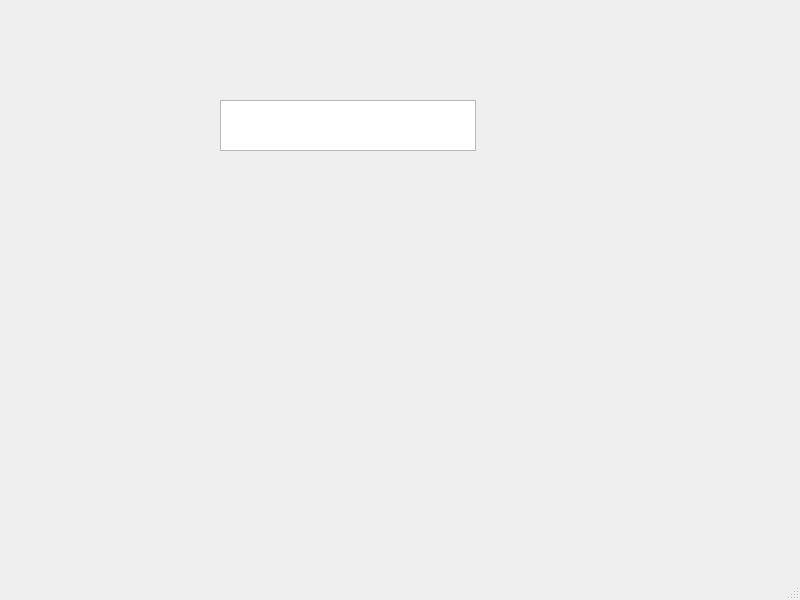
This is game.ui in 104games/Qt-Briscola as Qt 5 draws it before an edit. The edited form follows.
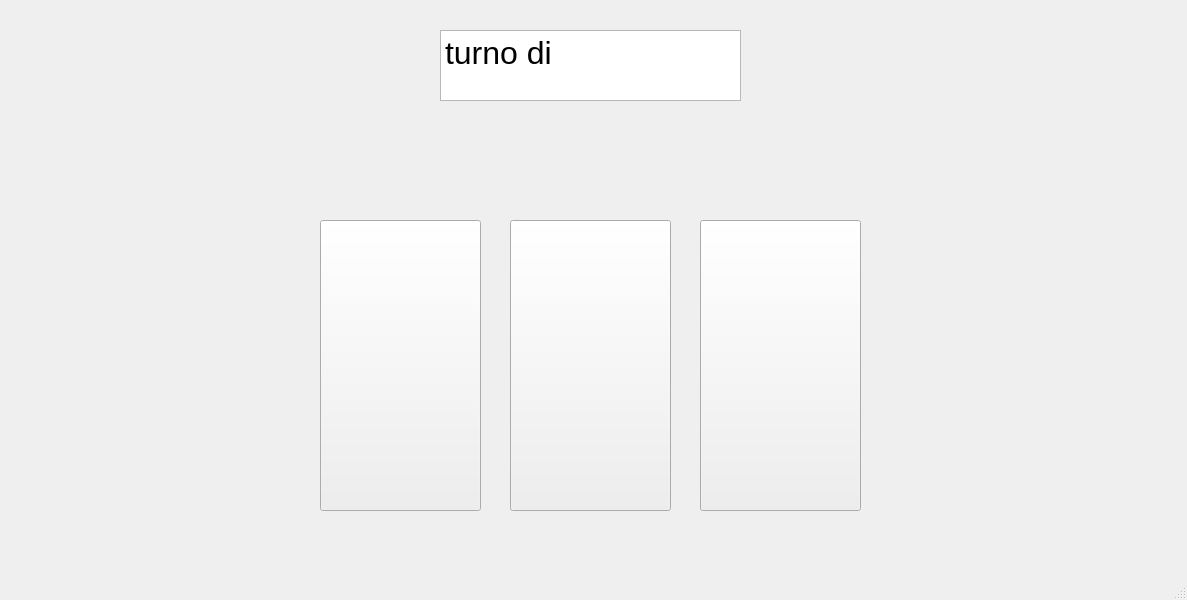
This is the edited form.

What changed in the file:
```diff
--- a/game.ui
+++ b/game.ui
@@ -6,7 +6,7 @@
    <rect>
     <x>0</x>
     <y>0</y>
-    <width>800</width>
+    <width>1187</width>
     <height>600</height>
    </rect>
   </property>
@@ -17,11 +17,65 @@
    <widget class="QTextBrowser" name="textBrowser">
     <property name="geometry">
      <rect>
-      <x>220</x>
-      <y>100</y>
-      <width>256</width>
-      <height>51</height>
+      <x>440</x>
+      <y>30</y>
+      <width>301</width>
+      <height>71</height>
      </rect>
+    </property>
+    <property name="font">
+     <font>
+      <pointsize>24</pointsize>
+     </font>
+    </property>
+    <property name="html">
+     <string>&lt;!DOCTYPE HTML PUBLIC &quot;-//W3C//DTD HTML 4.0//EN&quot; &quot;http://www.w3.org/TR/REC-html40/strict.dtd&quot;&gt;
+&lt;html&gt;&lt;head&gt;&lt;meta name=&quot;qrichtext&quot; content=&quot;1&quot; /&gt;&lt;meta charset=&quot;utf-8&quot; /&gt;&lt;style type=&quot;text/css&quot;&gt;
+p, li { white-space: pre-wrap; }
+hr { height: 1px; border-width: 0; }
+li.unchecked::marker { content: &quot;\2610&quot;; }
+li.checked::marker { content: &quot;\2612&quot;; }
+&lt;/style&gt;&lt;/head&gt;&lt;body style=&quot; font-family:'Segoe UI'; font-size:24pt; font-weight:400; font-style:normal;&quot;&gt;
+&lt;p style=&quot; margin-top:0px; margin-bottom:0px; margin-left:0px; margin-right:0px; -qt-block-indent:0; text-indent:0px;&quot;&gt;turno di&lt;/p&gt;&lt;/body&gt;&lt;/html&gt;</string>
+    </property>
+   </widget>
+   <widget class="QPushButton" name="carta1">
+    <property name="geometry">
+     <rect>
+      <x>320</x>
+      <y>220</y>
+      <width>161</width>
+      <height>291</height>
+     </rect>
+    </property>
+    <property name="text">
+     <string/>
+    </property>
+   </widget>
+   <widget class="QPushButton" name="carta2">
+    <property name="geometry">
+     <rect>
+      <x>510</x>
+      <y>220</y>
+      <width>161</width>
+      <height>291</height>
+     </rect>
+    </property>
+    <property name="text">
+     <string/>
+    </property>
+   </widget>
+   <widget class="QPushButton" name="carta3">
+    <property name="geometry">
+     <rect>
+      <x>700</x>
+      <y>220</y>
+      <width>161</width>
+      <height>291</height>
+     </rect>
+    </property>
+    <property name="text">
+     <string/>
     </property>
    </widget>
   </widget>
```
Left out of the diff: 4 changed lines with no effect on the pictures.
